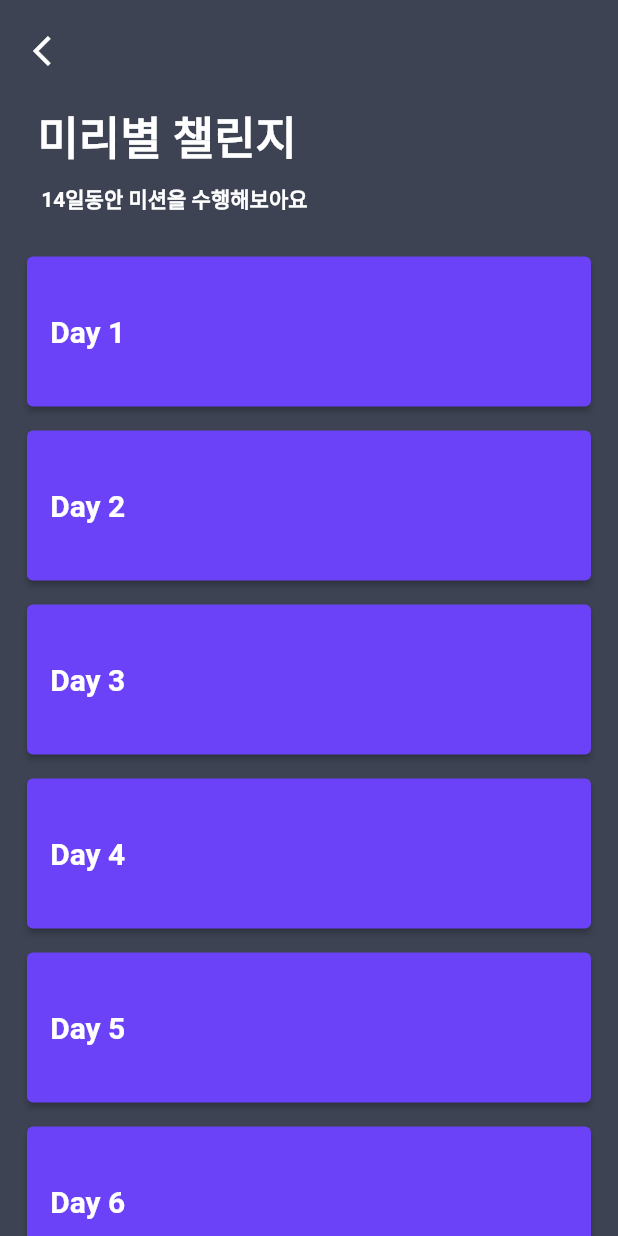
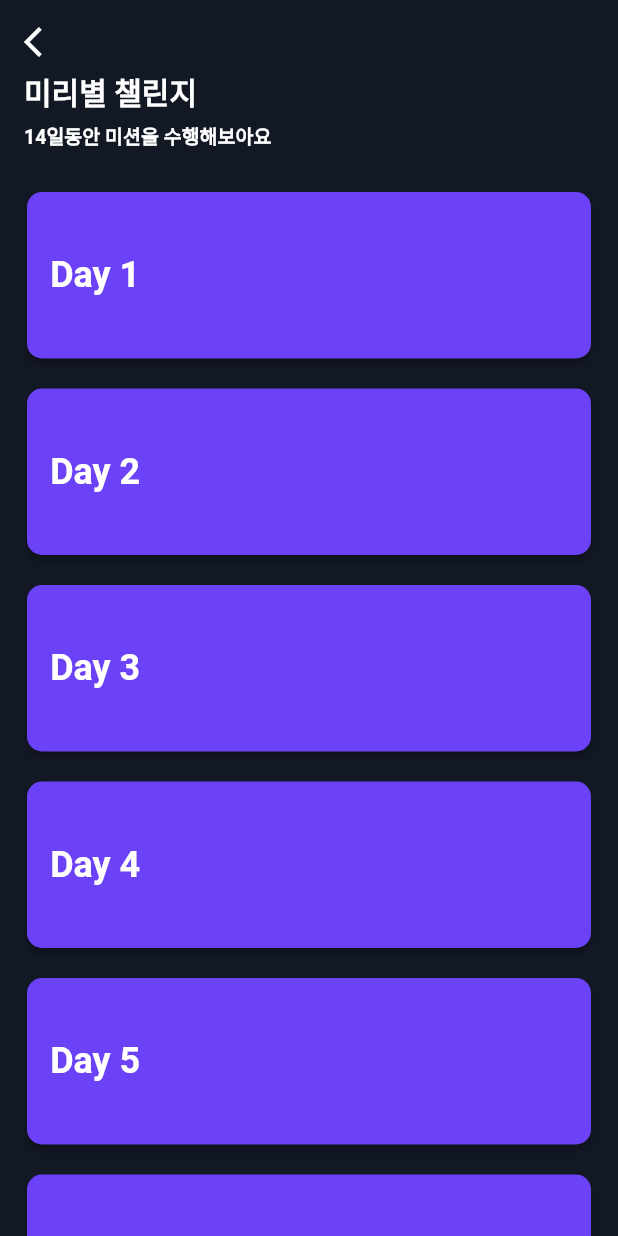
Before and after one commit to Miribyeol/MIRI-APP, a Flutter app: the screen it shows after launch, after a tap on "챌린지", on a phone screen of 412 x 824 dp. Run offline on Flutter 3.47's test engine with Material 2 defaults, Android fonts, the phone set to English and light mode, and no system bars; our stand-ins replace flutter_dotenv, flutter_secure_storage; missing offline and left inert: kakao_flutter_sdk; network calls fail.

Commit message:
세부수정

```diff
--- a/lib/main.dart
+++ b/lib/main.dart
@@ -18,8 +18,8 @@ import 'services/kakao_login.dart';
 import 'package:kakao_flutter_sdk/kakao_flutter_sdk.dart';
 
 void main() async {
-  await dotenv.load(fileName: ".env");
-  KakaoSdk.init(nativeAppKey: dotenv.get("KAKAO_APP_KEY"));
+  // await dotenv.load(fileName: "assets/.env");
+  // KakaoSdk.init(nativeAppKey: dotenv.get("KAKAO_APP_KEY"));
   runApp(const MyApp());
 }
 
@@ -50,13 +50,13 @@ class MyApp extends StatelessWidget {
         '/mypage_pet_info': (context) => const AnimalScreen(),
         '/mypage': (context) => const MypageScreen(),
       },
-      localizationsDelegates: [
+      localizationsDelegates: const [
         GlobalMaterialLocalizations.delegate,
         GlobalWidgetsLocalizations.delegate,
         GlobalCupertinoLocalizations.delegate,
       ],
-      supportedLocales: [
-        const Locale('ko', ''),
+      supportedLocales: const [
+        Locale('ko', ''),
       ],
     );
   }
--- a/lib/screens/challenge_list.dart
+++ b/lib/screens/challenge_list.dart
@@ -45,65 +45,94 @@ class ChallengeListScreenState extends State<ChallengeListScreen> {
   @override
   Widget build(BuildContext context) {
     return Scaffold(
-      backgroundColor: const Color(0xFF3D4353),
-      body: SingleChildScrollView(
-        child: Padding(
-          padding: const EdgeInsets.all(10.0),
-          child: Column(
-            crossAxisAlignment: CrossAxisAlignment.start,
-            children: <Widget>[
-              IconButton(
+      backgroundColor: const Color(0xff121824),
+      appBar: PreferredSize(
+        preferredSize: Size.fromHeight(110.0),
+        child: AppBar(
+          leading: IconButton(
             icon: const Icon(Icons.arrow_back_ios),
             onPressed: () {
               Navigator.pop(context);
             },
           ),
-              const SizedBox(
-                height: 10,
-              ),
-              const Text(
-                '  미리별 챌린지',
+          flexibleSpace: const FlexibleSpaceBar(
+            titlePadding: EdgeInsets.only(left: 16.0),
+            title: Column(
+              mainAxisAlignment: MainAxisAlignment.end,
+              crossAxisAlignment: CrossAxisAlignment.start,
+              children: [
+                Text(
+                  '미리별 챌린지',
                   style: TextStyle(
-                  fontSize: 30,
+                    fontSize: 20,
                     fontWeight: FontWeight.bold,
                   ),
                 ),
-              const SizedBox(height: 10),
-              const Text(
-                '     14일동안 미션을 수행해보아요',
+                SizedBox(height: 5),
+                Text(
+                  '14일동안 미션을 수행해보아요',
                   style: TextStyle(
-                  fontSize: 14,
+                    fontSize: 13,
                     fontWeight: FontWeight.bold,
                   ),
                 ),
-              const SizedBox(height: 20),
+                SizedBox(height: 10),
+              ],
+            ),
+          ),
+          backgroundColor: Color(0xFF121824),
+          elevation: 0,
+        ),
+      ),
+      body: SingleChildScrollView(
+        child: Padding(
+          padding: const EdgeInsets.all(8.0),
+          child: Column(
+            crossAxisAlignment: CrossAxisAlignment.start,
+            children: <Widget>[
               ...List.generate(14, (index) {
                 return Padding(
-                  padding: const EdgeInsets.all(8.0),
+                  padding: const EdgeInsets.all(10.0),
                   child: SizedBox(
-                    height: 100,
-                    width: 1000,
+                    height: 111,
+                    child: Container(
+                      decoration: const BoxDecoration(
+                        boxShadow: [
+                          BoxShadow(
+                            color: Color(0xff121824), // Shadow color
+                            blurRadius: 5.0, // Amount of blur
+                            offset: Offset(0, 4), // Offset of the shadow
+                          )
+                        ],
+                      ),
                       child: ElevatedButton(
                         onPressed: () {
                           Navigator.push(
                             context,
                             MaterialPageRoute(
-                            builder: (context) => ChallengPage(day: index + 1),
+                              builder: (context) =>
+                                  ChallengPage(day: index + 1),
                             ),
                           );
                         },
                         style: ButtonStyle(
                           backgroundColor: MaterialStateProperty.all<Color>(
                               const Color(0xff6B42F8)),
-                        //daysCompleted[index] ? const Color(0xff6B42F8) : Colors.grey),
+                          shape:
+                              MaterialStateProperty.all<RoundedRectangleBorder>(
+                            RoundedRectangleBorder(
+                              borderRadius: BorderRadius.circular(10.0),
+                            ),
+                          ),
                         ),
                         child: Align(
                           alignment: Alignment.centerLeft,
                           child: Text(
                             'Day ${index + 1}',
                             style: const TextStyle(
-                            fontSize: 20.0,
+                              fontSize: 24.0,
                               fontWeight: FontWeight.bold,
+                            ),
                           ),
                         ),
                       ),
--- a/lib/screens/pet_charnel.dart
+++ b/lib/screens/pet_charnel.dart
@@ -78,7 +78,7 @@ class PetCharnelScreen extends StatelessWidget {
           Expanded(
             flex: 2,
             child: Transform.translate(
-              offset: Offset(0, 0),
+              offset: const Offset(0, 0),
               child: const Padding(
                 padding: EdgeInsets.symmetric(horizontal: 20.0, vertical: 50.0),
                 child: Center(
--- a/lib/screens/start.dart
+++ b/lib/screens/start.dart
@@ -11,29 +11,33 @@ class StartScreen extends StatelessWidget {
 
     return Scaffold(
       backgroundColor: const Color(0xFF121824),
-      body: SingleChildScrollView(
-        child: Column(
-          crossAxisAlignment: CrossAxisAlignment.stretch,
+      appBar: PreferredSize(
+        preferredSize:
+            Size.fromHeight(MediaQuery.of(context).size.height * 0.39),
+        child: Container(
+          height: MediaQuery.of(context).size.height * 0.39,
+          color: const Color(0xff6B42F8),
+          child: Stack(
             children: [
               Container(
-              height: MediaQuery.of(context).size.height * 0.45,
+                // height: MediaQuery.of(context).size.height * 0.45,
                 color: const Color(0xFF6B42F8),
                 child: Stack(
                   children: [
                     const Positioned(
-                    top: 85,
+                      top: 45,
                       left: 35,
                       child: Text(
                         '오늘 챌린지\n완료 하셨나요 ?',
                         style: TextStyle(
                           color: Colors.white,
-                        fontSize: 23,
+                          fontSize: 24,
                           fontWeight: FontWeight.bold,
                         ),
                       ),
                     ),
                     Positioned(
-                    top: 50,
+                      top: 10,
                       right: 16,
                       child: IconButton(
                         onPressed: () {
@@ -47,10 +51,13 @@ class StartScreen extends StatelessWidget {
                       ),
                     ),
                     Positioned(
-                    top: 165,
+                      top: 125,
                       left: 30,
                       right: 30,
-                    child: SizedBox(
+                      child: Column(
+                        crossAxisAlignment: CrossAxisAlignment.start,
+                        children: [
+                          SizedBox(
                             height: 15,
                             child: LinearProgressIndicator(
                               value: progressValue,
@@ -60,42 +67,60 @@ class StartScreen extends StatelessWidget {
                               ),
                             ),
                           ),
+                          const SizedBox(height: 5),
+                          const Text(
+                            "DAY 1",
+                            style: TextStyle(
+                                fontSize: 16, fontWeight: FontWeight.bold),
+                          ),
+                        ],
+                      ),
                     ),
                     const Positioned(
-                    top: 230,
+                      top: 180,
                       left: 15,
                       child: Text(
                         '  다른 사람들은 어떤 감정을 갖고 있을까요?',
                         style: TextStyle(
                           color: Colors.white,
-                        fontSize: 18,
+                          fontSize: 15,
                           fontWeight: FontWeight.bold,
                         ),
                       ),
                     ),
                     Positioned(
-                    top: 270,
+                      top: 210,
+                      right: 10,
+                      left: 10,
                       child: SingleChildScrollView(
                         scrollDirection: Axis.horizontal,
+                        padding: EdgeInsets.zero,
                         child: Column(
                           mainAxisSize: MainAxisSize.min,
                           children: [
                             Row(
                               mainAxisAlignment: MainAxisAlignment.start,
                               children: [
-                              createButton('#기분전환', width: 120, height: 40),
-                              createButton('#희망찬', width: 100, height: 40),
-                              createButton('#보람찬', width: 100, height: 40),
-                              createButton('#우울한', width: 100, height: 40),
+                                createButton('#기분전환', width: 100, height: 31),
+                                createButton('#희망찬', width: 80, height: 31),
+                                createButton('#보람찬', width: 80, height: 31),
+                                createButton('#우울한', width: 80, height: 31),
+                                createButton('#떠나고 싶은', width: 120, height: 31),
+                                createButton('#후회스러운', width: 110, height: 31),
+                                createButton('#두려운', width: 80, height: 31),
                               ],
                             ),
                             const SizedBox(height: 10),
                             Row(
                               mainAxisAlignment: MainAxisAlignment.start,
                               children: [
-                              createButton('#떠나고 싶은', width: 140, height: 40),
-                              createButton('#후회스러운', width: 140, height: 40),
-                              createButton('#두려운', width: 100, height: 40),
+                                createButton('#떠나고 싶은', width: 120, height: 31),
+                                createButton('#후회스러운', width: 110, height: 31),
+                                createButton('#두려운', width: 80, height: 31),
+                                createButton('#기분전환', width: 100, height: 31),
+                                createButton('#희망찬', width: 80, height: 31),
+                                createButton('#보람찬', width: 80, height: 31),
+                                createButton('#우울한', width: 80, height: 31),
                               ],
                             ),
                           ],
@@ -105,6 +130,14 @@ class StartScreen extends StatelessWidget {
                   ],
                 ),
               ),
+            ],
+          ),
+        ),
+      ),
+      body: SingleChildScrollView(
+        child: Column(
+          crossAxisAlignment: CrossAxisAlignment.stretch,
+          children: [
             Container(
               padding: const EdgeInsets.symmetric(horizontal: 20, vertical: 30),
               child: Column(
@@ -246,7 +279,7 @@ class StartScreen extends StatelessWidget {
                           ),
                         ),
                         Padding(
-                          padding: EdgeInsets.only(bottom: 35.0),
+                          padding: const EdgeInsets.only(bottom: 35.0),
                           child: TextButton(
                             onPressed: () {},
                             child: const Text(
@@ -361,7 +394,7 @@ class StartScreen extends StatelessWidget {
           label,
           style: const TextStyle(
             color: Colors.white,
-            fontSize: 16.0,
+            fontSize: 13.0,
             fontWeight: FontWeight.bold,
           ),
         ),
--- a/pubspec.yaml
+++ b/pubspec.yaml
@@ -72,7 +72,7 @@ flutter:
     - assets/icon/
     - assets/image/
     - assets/icon/Logo.png
-    - .env
+    # - .env
 
   # An image asset can refer to one or more resolution-specific "variants", see
   # https://flutter.dev/assets-and-images/#resolution-aware
```
Also changed, not shown: lib/screens/challenge.dart (+95 -48 lines), lib/screens/mypage_my_info.dart (+4 -4 lines), lib/screens/mypage_pet_info.dart (+41 -40 lines), pubspec.lock, 1 other file. Lines whose indentation alone changed are shown as unchanged.
